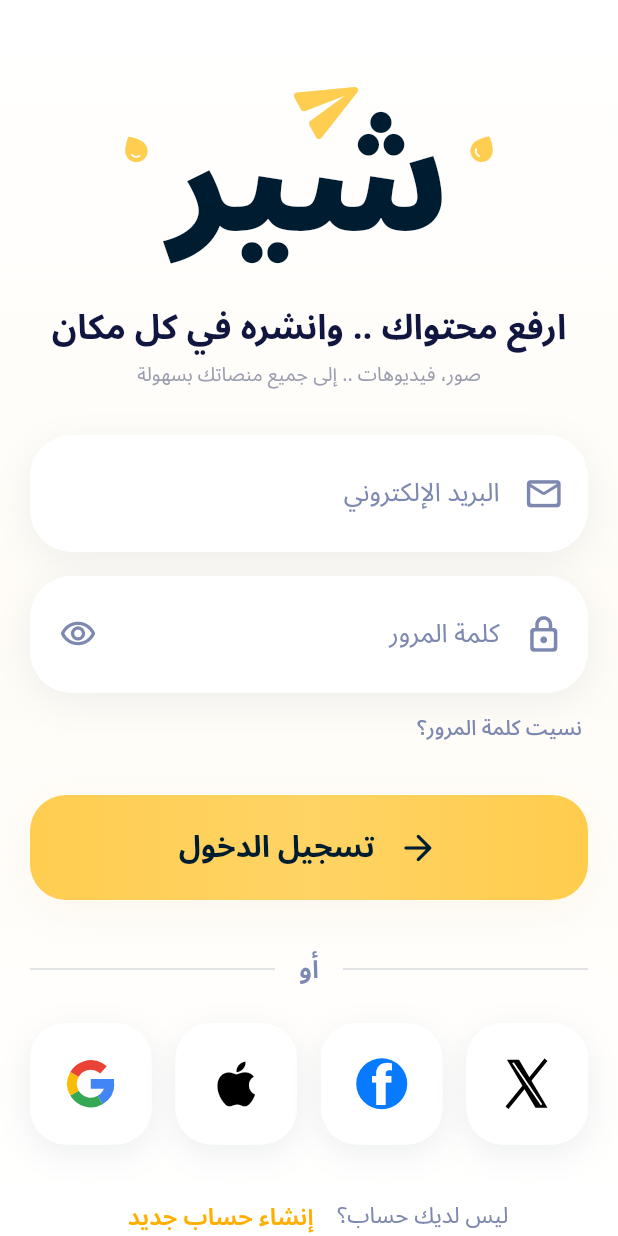
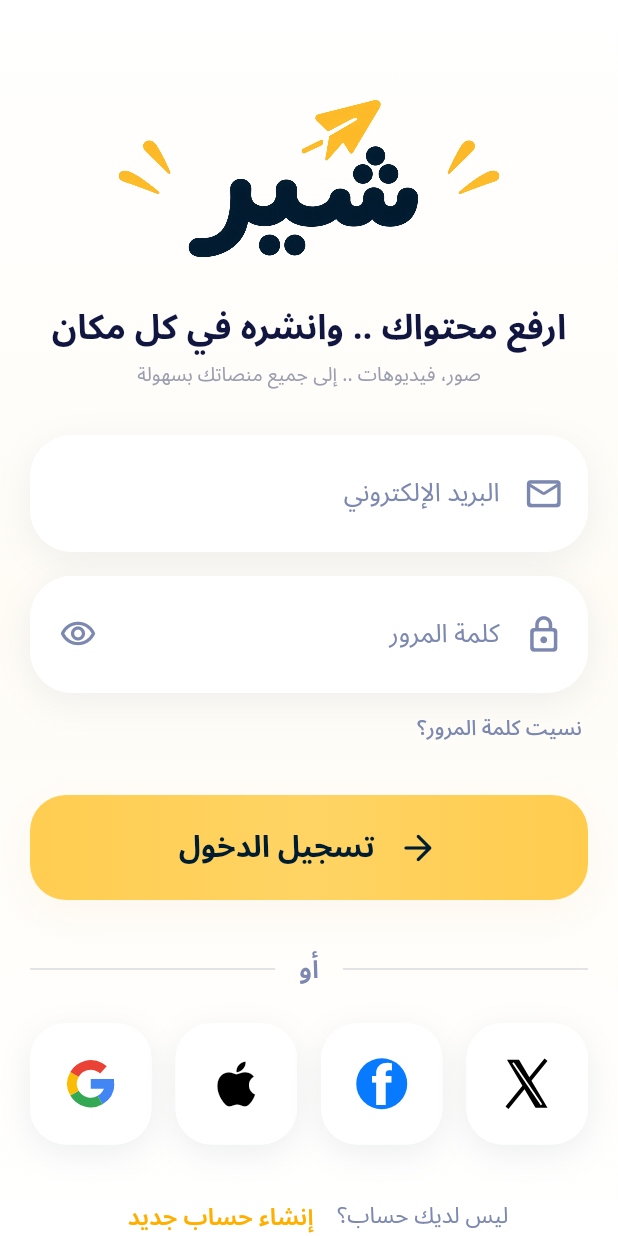
Before and after one commit to bandlux36-ai/share-app, a Flutter app: the screen it shows after launch, on a phone screen of 412 x 824 dp. Run offline on Flutter 3.47's test engine with Material 3 defaults, Android fonts, the phone set to English and light mode, and no system bars.

Commit message:
Replace text logo with reference-based artwork and gold decorations

```diff
--- a/lib/features/auth/presentation/widgets/share_logo.dart
+++ b/lib/features/auth/presentation/widgets/share_logo.dart
@@ -1,8 +1,6 @@
 import 'package:flutter/material.dart';
 
-import '../../../../core/theme/share_theme.dart';
-
-/// Temporary typographic logo. Replace this widget with the official SVG asset.
+/// Reference-based transparent artwork, including the gold decorations.
 class ShareLogo extends StatelessWidget {
   const ShareLogo({super.key});
 
@@ -12,63 +10,12 @@ class ShareLogo extends StatelessWidget {
       label: 'شعار شير',
       image: true,
       child: ExcludeSemantics(
-        child: SizedBox(
+        child: Image.asset(
+          'assets/branding/share-logo.png',
           width: 270,
           height: 140,
-          child: Stack(
-            alignment: Alignment.center,
-            children: [
-              Positioned(
-                top: 0,
-                left: 126,
-                child: Transform.rotate(
-                  angle: -0.5,
-                  child: const Icon(
-                    Icons.send_rounded,
-                    textDirection: TextDirection.ltr,
-                    size: 49,
-                    color: ShareTheme.yellow,
-                  ),
-                ),
-              ),
-              const Positioned(
-                bottom: -10,
-                child: Text(
-                  'شير',
-                  style: TextStyle(
-                    fontSize: 96,
-                    height: 1.5,
-                    fontWeight: FontWeight.w900,
-                    color: ShareTheme.navy,
-                  ),
-                ),
-              ),
-              Positioned(
-                left: 8,
-                top: 44,
-                child: Transform.rotate(
-                  angle: -0.5,
-                  child: const Icon(
-                    Icons.water_drop_rounded,
-                    size: 22,
-                    color: ShareTheme.yellow,
-                  ),
-                ),
-              ),
-              Positioned(
-                right: 8,
-                top: 44,
-                child: Transform.rotate(
-                  angle: 0.5,
-                  child: const Icon(
-                    Icons.water_drop_rounded,
-                    size: 22,
-                    color: ShareTheme.yellow,
-                  ),
-                ),
-              ),
-            ],
-          ),
+          fit: BoxFit.cover,
+          filterQuality: FilterQuality.high,
         ),
       ),
     );
--- a/pubspec.yaml
+++ b/pubspec.yaml
@@ -20,6 +20,8 @@ dev_dependencies:
 
 flutter:
   uses-material-design: true
+  assets:
+    - assets/branding/share-logo.png
   fonts:
     - family: NotoSansArabic
       fonts:
```
Also changed, not shown: assets/branding/share-logo.png (added), 3 other files.
